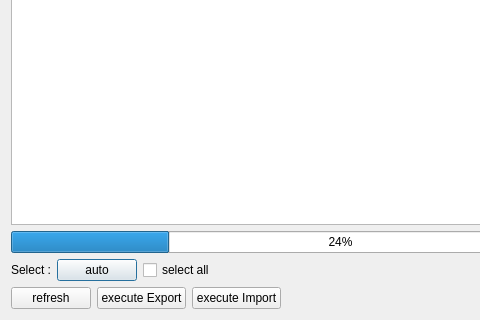
Old version of the form ui/maindialog.ui in the repository shoderico/AccessCvs; both pictures show x 0 to 480 and y 137 to 457 of the 681 by 457 pixel window.
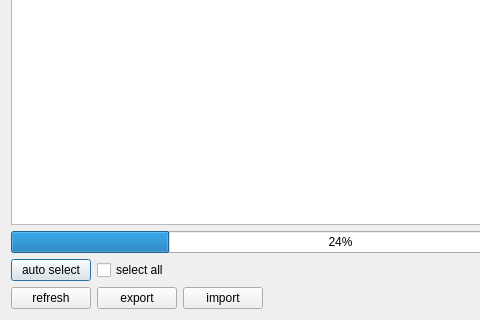
New version of the form.

Diff of the .ui file:
```diff
--- a/ui/maindialog.ui
+++ b/ui/maindialog.ui
@@ -31,17 +31,10 @@
      </item>
      <item>
       <layout class="QHBoxLayout" name="horizontalLayout_3">
-       <item>
-        <widget class="QLabel" name="label">
-         <property name="text">
-          <string>Select :</string>
-         </property>
-        </widget>
-       </item>
        <item>
         <widget class="QPushButton" name="selectAutoButton">
          <property name="text">
-          <string>auto</string>
+          <string>auto select</string>
          </property>
         </widget>
        </item>
@@ -79,14 +72,14 @@
        <item>
         <widget class="QPushButton" name="executeExportButton">
          <property name="text">
-          <string>execute Export</string>
+          <string>export</string>
          </property>
         </widget>
        </item>
        <item>
         <widget class="QPushButton" name="executeImportButton">
          <property name="text">
-          <string>execute Import</string>
+          <string>import</string>
          </property>
         </widget>
        </item>
```
Left out of the diff: 2 changed lines with no effect on the pictures.
